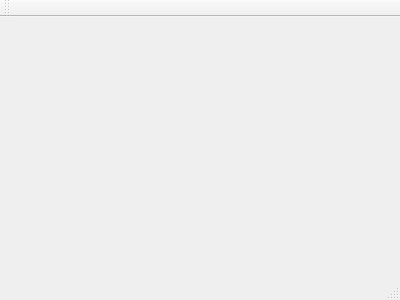
Arus12316/sabotv2, file mainwindow.ui: the form before one commit.
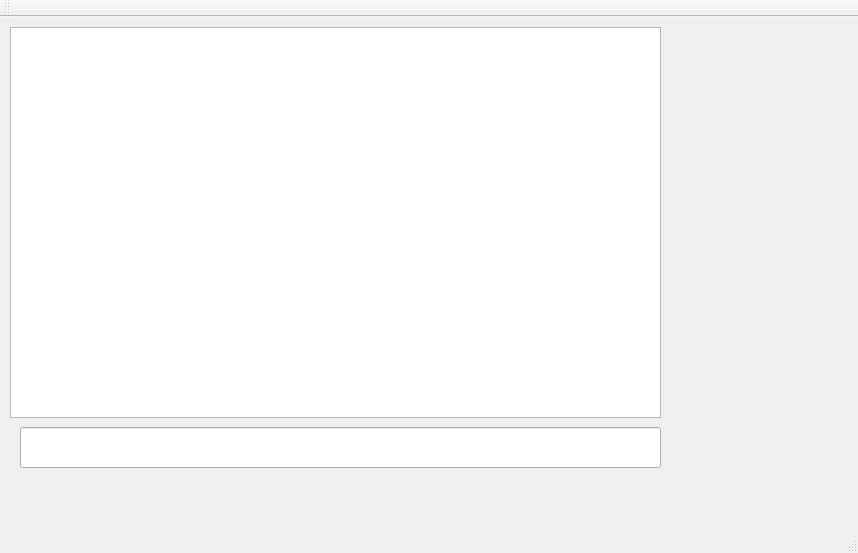
The form after the commit.

What changed in the file:
```diff
--- a/mainwindow.ui
+++ b/mainwindow.ui
@@ -1,24 +1,60 @@
 <ui version="4.0">
  <class>MainWindow</class>
- <widget class="QMainWindow" name="MainWindow" >
-  <property name="geometry" >
+ <widget class="QMainWindow" name="MainWindow">
+  <property name="geometry">
    <rect>
     <x>0</x>
     <y>0</y>
-    <width>400</width>
-    <height>300</height>
+    <width>858</width>
+    <height>553</height>
    </rect>
   </property>
   <property name="windowTitle" >
    <string>MainWindow</string>
   </property>
-  <widget class="QMenuBar" name="menuBar" />
-  <widget class="QToolBar" name="mainToolBar" />
-  <widget class="QWidget" name="centralWidget" />
-  <widget class="QStatusBar" name="statusBar" />
+  <widget class="QWidget" name="centralWidget">
+   <widget class="QListView" name="listView">
+    <property name="geometry">
+     <rect>
+      <x>10</x>
+      <y>10</y>
+      <width>651</width>
+      <height>391</height>
+     </rect>
+    </property>
+   </widget>
+   <widget class="QLineEdit" name="inputMessage">
+    <property name="geometry">
+     <rect>
+      <x>20</x>
+      <y>410</y>
+      <width>641</width>
+      <height>41</height>
+     </rect>
+    </property>
+   </widget>
+  </widget>
+  <widget class="QMenuBar" name="menuBar">
+   <property name="geometry">
+    <rect>
+     <x>0</x>
+     <y>0</y>
+     <width>858</width>
+     <height>22</height>
+    </rect>
+   </property>
+  </widget>
+  <widget class="QToolBar" name="mainToolBar">
+   <attribute name="toolBarArea">
+    <enum>TopToolBarArea</enum>
+   </attribute>
+   <attribute name="toolBarBreak">
+    <bool>false</bool>
+   </attribute>
+  </widget>
+  <widget class="QStatusBar" name="statusBar"/>
  </widget>
- <layoutDefault spacing="6" margin="11" />
- <pixmapfunction></pixmapfunction>
+ <layoutdefault spacing="6" margin="11"/>
  <resources/>
  <connections/>
 </ui>
```
Left out of the diff: 3 changed lines with no effect on the pictures.
